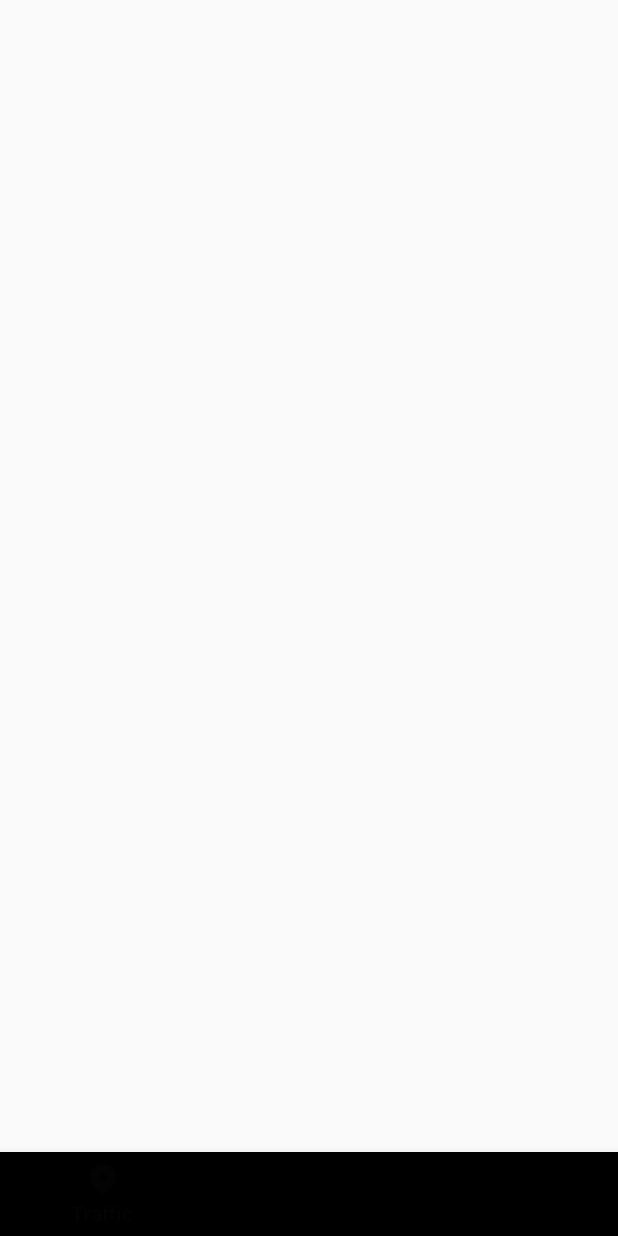
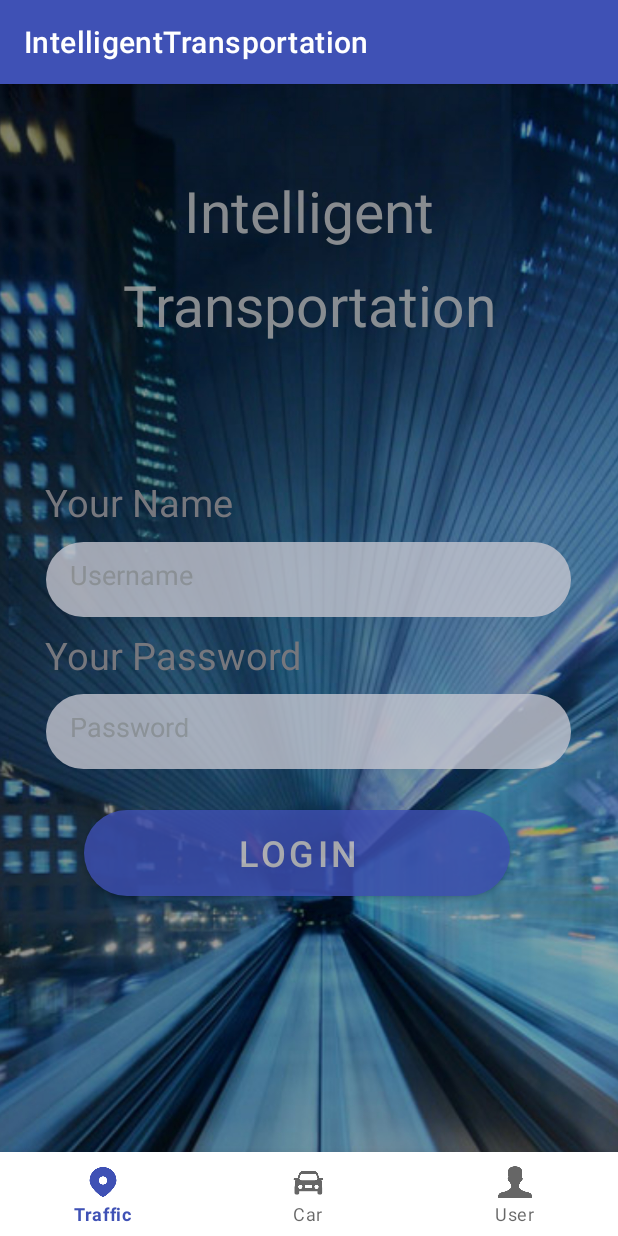
Before and after one commit to tehreemAsif63/Intelligent-transportation, an Android app: the screen it shows after launch (UserActivity before the commit, LoginActivity after it), item 3 of the bottom bar chosen, on a phone screen of 412 x 824 dp. Run offline under Robolectric (Android 15) with nearby library versions, the phone set to English and light mode, and no system bars.

Commit message:
#2 fix: Fixed bottom navigation bar
Fixed bottom navigation bar, let the app jump to the page through the bottom navigation bar

 Co-Authored-By: Yingchao Ji  gusjiyid@student.gu.se

```diff
--- a/app/src/main/java/com/intelligenttransportation/CarConsoleActivity.java
+++ b/app/src/main/java/com/intelligenttransportation/CarConsoleActivity.java
@@ -45,7 +45,7 @@ public class CarConsoleActivity extends AppCompatActivity {
                         break;
                     case R.id.navigation_user:
                         intent = new Intent();
-                        intent.setClass(CarConsoleActivity.this, UserActivity.class);
+                        intent.setClass(CarConsoleActivity.this, LoginActivity.class);
                         startActivity(intent);
                         break;
                 }
--- a/app/src/main/java/com/intelligenttransportation/MainActivity.java
+++ b/app/src/main/java/com/intelligenttransportation/MainActivity.java
@@ -39,7 +39,7 @@ public class MainActivity extends AppCompatActivity {
                         startActivity(intent);
                         break;
                     case R.id.navigation_user:
-                        intent = new Intent(MainActivity.this, UserActivity.class);
+                        intent = new Intent(MainActivity.this, LoginActivity.class);
                         startActivity(intent);
                         break;
                 }
--- a/app/src/main/res/layout/login_activity.xml
+++ b/app/src/main/res/layout/login_activity.xml
@@ -147,6 +147,15 @@
         app:layout_constraintTop_toTopOf="parent"
         app:layout_constraintVertical_bias="0.681" />
 
+    <com.google.android.material.bottomnavigation.BottomNavigationView
+        android:id="@+id/bottom_navigation_menu"
+        android:layout_width="match_parent"
+        android:layout_height="wrap_content"
+        app:layout_constraintBottom_toBottomOf="parent"
+        app:layout_constraintEnd_toEndOf="parent"
+        app:layout_constraintHorizontal_bias="0.0"
+        app:layout_constraintStart_toStartOf="parent"
+        app:menu="@menu/navigation" />
 
 
 </androidx.constraintlayout.widget.ConstraintLayout>
--- a/app/src/main/res/values/colors.xml
+++ b/app/src/main/res/values/colors.xml
@@ -1,8 +1,8 @@
 <?xml version="1.0" encoding="utf-8"?>
 <resources>
-    <color name="purple_200">#030303</color>
-    <color name="purple_500">#030303</color>
-    <color name="purple_700">#030303</color>
+    <color name="purple_200">#FFBB86FC</color>
+    <color name="purple_500">#FF6200EE</color>
+    <color name="purple_700">#FF3700B3</color>
     <color name="teal_200">#FF03DAC5</color>
     <color name="teal_700">#3F51B5</color>
     <color name="black">#FF000000</color>
--- a/app/src/main/res/values/themes.xml
+++ b/app/src/main/res/values/themes.xml
@@ -1,9 +1,9 @@
 <resources xmlns:tools="http://schemas.android.com/tools">
     <!-- Base application theme. -->
-    <style name="Theme.IntelligentTransportation" parent="Theme.MaterialComponents.DayNight.NoActionBar.Bridge">
+    <style name="Theme.IntelligentTransportation" parent="Theme.MaterialComponents.DayNight.DarkActionBar">
         <!-- Primary brand color. -->
-        <item name="colorPrimary">@color/purple_500</item>
-        <item name="colorPrimaryVariant">@color/purple_700</item>
+        <item name="colorPrimary">@color/teal_700</item>
+        <item name="colorPrimaryVariant">@color/teal_700</item>
         <item name="colorOnPrimary">@color/white</item>
         <!-- Secondary brand color. -->
         <item name="colorSecondary">@color/teal_200</item>
```
Also changed, not shown: app/src/main/java/com/intelligenttransportation/AccountActivity.java (+28 -0 lines), app/src/main/java/com/intelligenttransportation/LoginActivity.java (+27 -0 lines), app/src/main/res/layout/activity_account.xml (+9 -1 lines).
